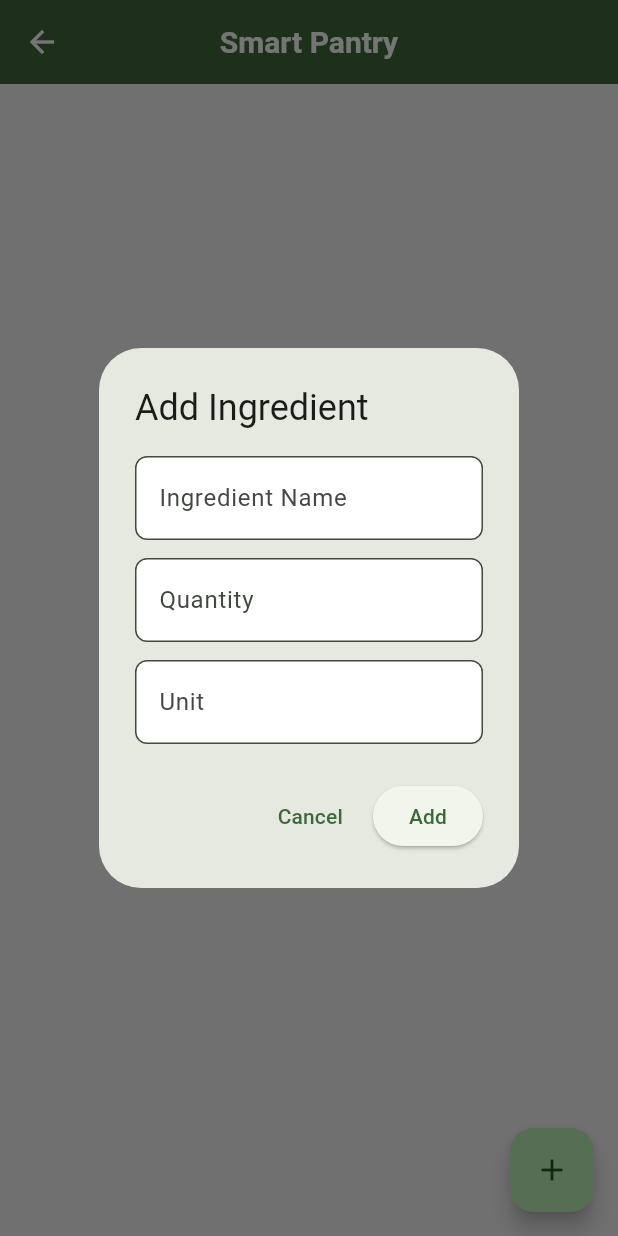
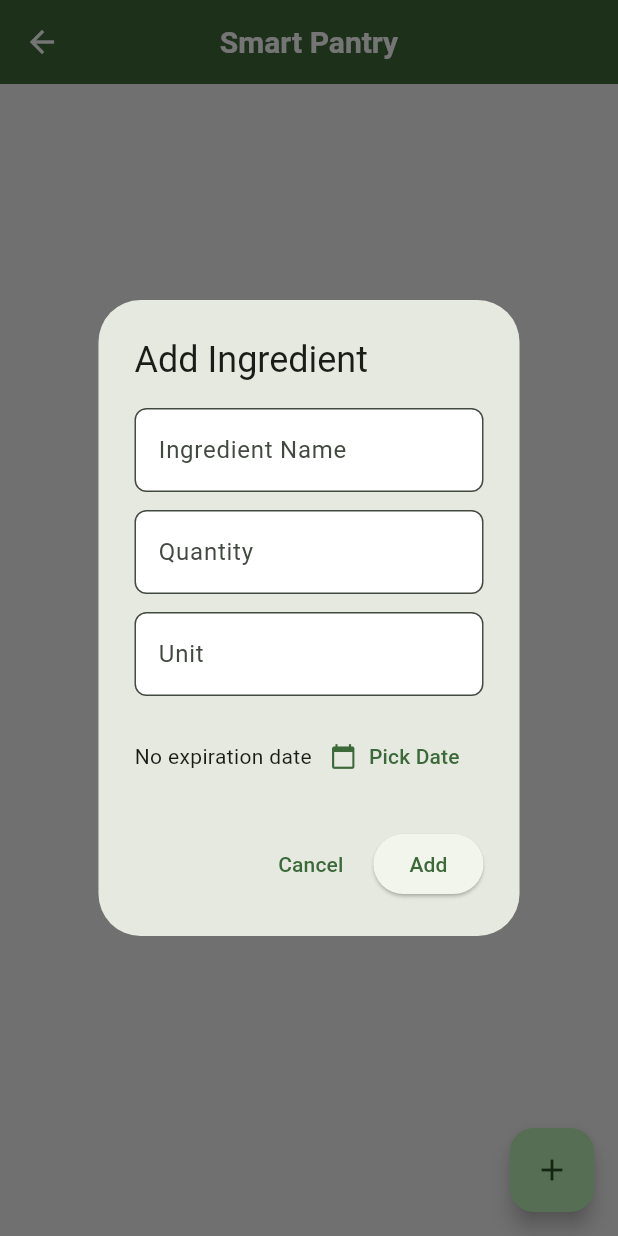
Before and after one commit to jithu2111/recipe_meal_prep_app, a Flutter app: the PantryScreen screen opened directly, after a tap on the "add" icon, on a phone screen of 412 x 824 dp. Run offline on Flutter 3.47's test engine with Material 3 defaults, Android fonts, the phone set to English and light mode, and no system bars; our stand-ins replace cached_network_image; network calls fail.

Commit message:
Added Expiration date

```diff
--- a/lib/screens/pantry_screen.dart
+++ b/lib/screens/pantry_screen.dart
@@ -17,12 +17,15 @@ class _PantryScreenState extends State<PantryScreen> {
     final nameController = TextEditingController();
     final quantityController = TextEditingController();
     final unitController = TextEditingController();
+    DateTime? expirationDate;
 
     showDialog(
       context: context,
-      builder: (context) => AlertDialog(
+      builder: (context) => StatefulBuilder(
+        builder: (context, setState) => AlertDialog(
           title: const Text('Add Ingredient'),
-        content: Column(
+          content: SingleChildScrollView(
+            child: Column(
               mainAxisSize: MainAxisSize.min,
               children: [
                 TextField(
@@ -49,7 +52,38 @@ class _PantryScreenState extends State<PantryScreen> {
                     hintText: 'e.g., kg, L, pieces',
                   ),
                 ),
+                const SizedBox(height: 16),
+                Row(
+                  children: [
+                    Expanded(
+                      child: Text(
+                        expirationDate == null
+                            ? 'No expiration date'
+                            : 'Expires: ${expirationDate!.day}/${expirationDate!.month}/${expirationDate!.year}',
+                        style: const TextStyle(fontSize: 14),
+                      ),
+                    ),
+                    TextButton.icon(
+                      onPressed: () async {
+                        final picked = await showDatePicker(
+                          context: context,
+                          initialDate: DateTime.now(),
+                          firstDate: DateTime.now(),
+                          lastDate: DateTime.now().add(const Duration(days: 365)),
+                        );
+                        if (picked != null) {
+                          setState(() {
+                            expirationDate = picked;
+                          });
+                        }
+                      },
+                      icon: const Icon(Icons.calendar_today, size: 18),
+                      label: const Text('Pick Date'),
+                    ),
                   ],
+                ),
+              ],
+            ),
           ),
           actions: [
             TextButton(
@@ -66,8 +100,9 @@ class _PantryScreenState extends State<PantryScreen> {
                     name: nameController.text,
                     quantity: double.tryParse(quantityController.text) ?? 0,
                     unit: unitController.text,
+                    expirationDate: expirationDate,
                   );
-                setState(() {
+                  this.setState(() {
                     _pantryItems.add(newItem);
                   });
                   Navigator.pop(context);
@@ -76,6 +111,7 @@ class _PantryScreenState extends State<PantryScreen> {
               child: const Text('Add'),
             ),
           ],
+        ),
       ),
     );
   }
@@ -136,7 +172,22 @@ class _PantryScreenState extends State<PantryScreen> {
                       ),
                     ),
                     title: Text(item.name),
-                    subtitle: Text('${item.quantity} ${item.unit}'),
+                    subtitle: Column(
+                      crossAxisAlignment: CrossAxisAlignment.start,
+                      children: [
+                        Text('${item.quantity} ${item.unit}'),
+                        if (item.expirationDate != null)
+                          Text(
+                            'Expires: ${item.expirationDate!.day}/${item.expirationDate!.month}/${item.expirationDate!.year}',
+                            style: TextStyle(
+                              fontSize: 12,
+                              color: item.expirationDate!.isBefore(DateTime.now())
+                                  ? Colors.red
+                                  : Colors.grey[600],
+                            ),
+                          ),
+                      ],
+                    ),
                     trailing: IconButton(
                       icon: const Icon(Icons.delete_outline, color: Colors.red),
                       onPressed: () {
```
Also changed, not shown: 2 other files. Lines whose indentation alone changed are shown as unchanged.
